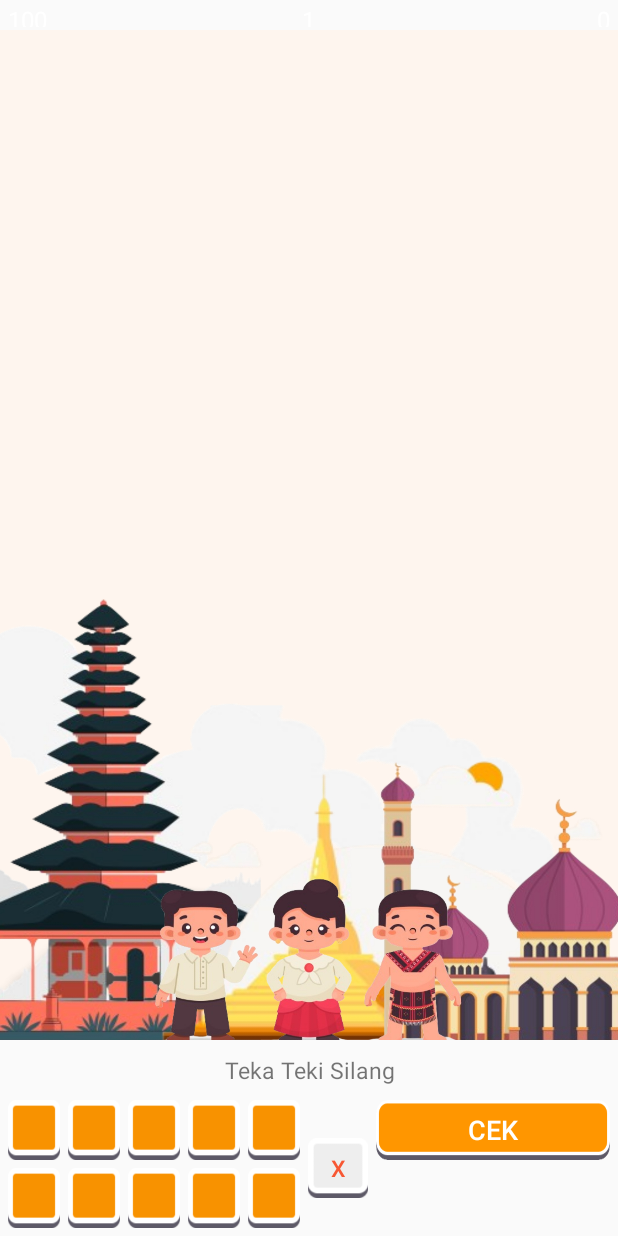
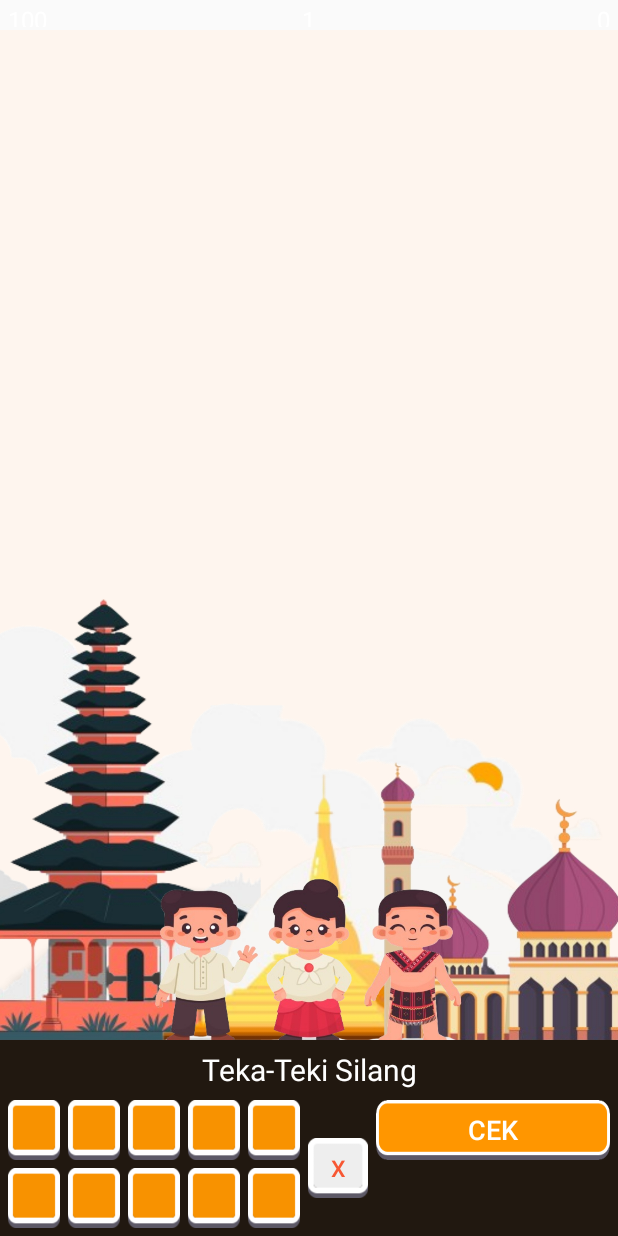
Before and after one commit to AkuraDiary/TTS-Android, an Android app: the layout fragment_main_game.xml on its own in the app's theme, with its tools: preview values and no code run, on a phone screen of 412 x 824 dp. Run offline under Robolectric (Android 15) with nearby library versions, the phone set to English and light mode, and no system bars.

Commit message:
fix color bug

```diff
--- a/app/src/main/res/layout/fragment_main_game.xml
+++ b/app/src/main/res/layout/fragment_main_game.xml
@@ -47,6 +47,7 @@
     </RelativeLayout>
 
     <LinearLayout
+        android:background="@color/colorDark"
         android:id="@+id/lin_bottom"
         android:layout_width="match_parent"
         android:layout_height="wrap_content"
@@ -67,13 +68,14 @@
 
             <TextView
                 android:id="@+id/tv_petunjuk"
+                android:textColor="@color/white"
                 android:layout_width="match_parent"
                 android:layout_height="wrap_content"
                 android:layout_centerHorizontal="true"
                 android:layout_centerVertical="true"
-                android:text="Teka Teki Silang"
+                android:text="Teka-Teki Silang"
                 android:textAlignment="center"
-                android:textSize="@dimen/sizeTvMini" />
+                android:textSize="@dimen/sizeTvNormal" />
 
         </RelativeLayout>
 
@@ -88,7 +90,7 @@
     <androidx.recyclerview.widget.RecyclerView
         android:id="@+id/recyclerview"
         android:layout_width="match_parent"
-        android:layout_height="match_parent"
+        android:layout_height="wrap_content"
         android:layout_above="@id/lin_bottom"
         android:layout_below="@id/tool_bar"
         android:layout_centerVertical="true"
--- a/app/src/main/res/values/colors.xml
+++ b/app/src/main/res/values/colors.xml
@@ -16,4 +16,5 @@
 
     <color name="colorTextFocus">#000</color>
     <color name="colorText">#000</color>
+    <color name="colorDark">#211810</color>
 </resources>
```
